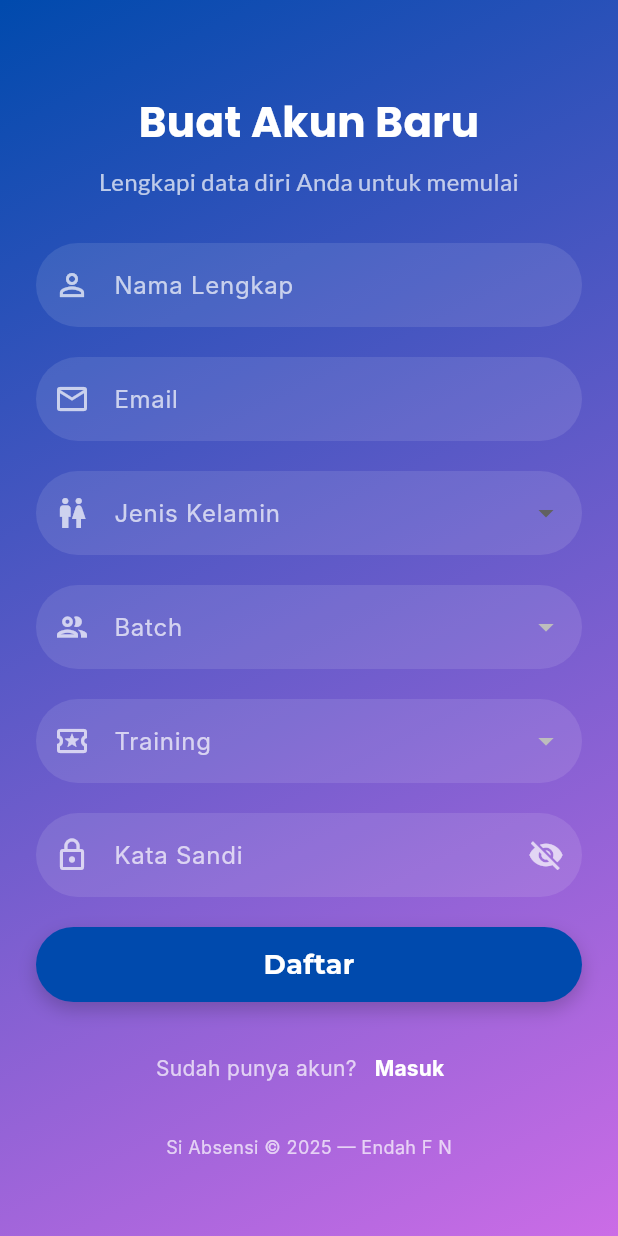
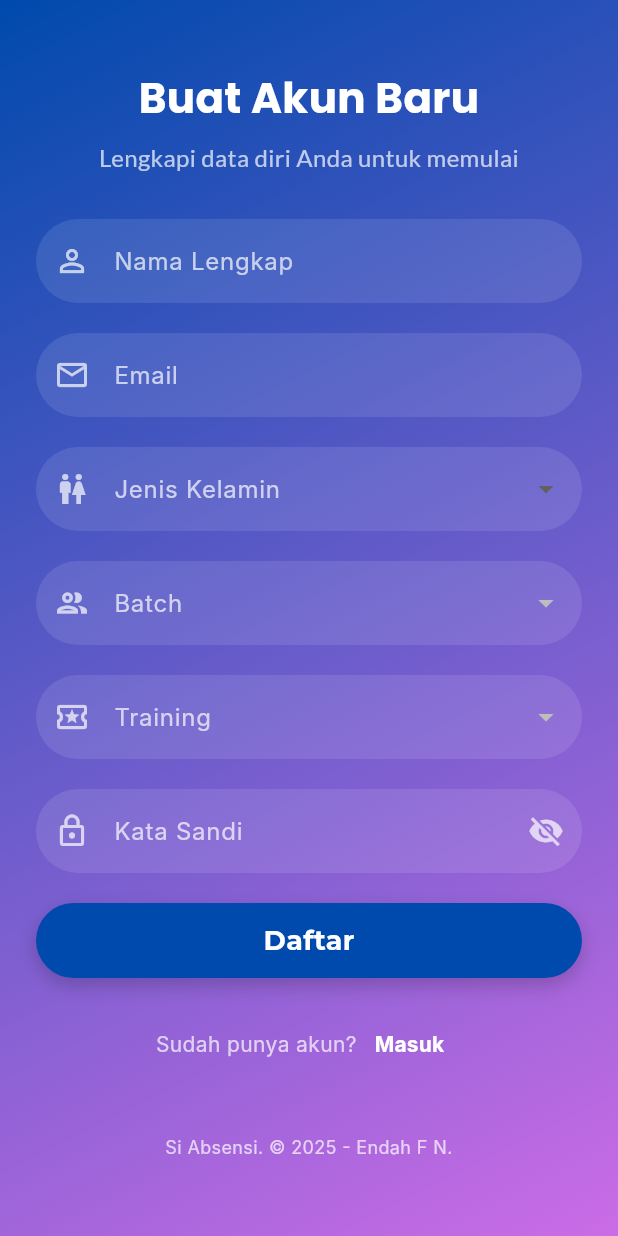
Before and after one commit to Fiindah/absensi_app_using_flutter, a Flutter app: the screen it shows after launch, after a tap on "Daftar Sekarang", on a phone screen of 412 x 824 dp. Run offline on Flutter 3.47's test engine with Material 3 defaults, Android fonts, the phone set to English and light mode, and no system bars; our stand-ins replace geocoding, geolocator, google_fonts, google_maps_flutter, image_picker, shared_preferences; accounts and stored records are empty; network calls fail; Roboto replaces fonts that are missing (Inter).

Commit message:
fix copyright

```diff
--- a/lib/copy_right.dart
+++ b/lib/copy_right.dart
@@ -1,29 +1,28 @@
 import 'package:flutter/material.dart';
 
-class CopyrightOverlay extends StatelessWidget {
+class CopyrightWidget extends StatelessWidget {
   final Color? textColor;
   final double? fontSize;
   final String appName;
   final String devName;
 
-  const CopyrightOverlay({
+  const CopyrightWidget({
     super.key,
     this.textColor,
     this.fontSize,
-    this.appName = "Si Absensi",
-    this.devName = "Endah F N",
+    this.appName = 'Si Absensi',
+    this.devName = 'Endah F N',
   });
 
   @override
   Widget build(BuildContext context) {
     final currentYear = DateTime.now().year;
-    return Positioned(
-      bottom: 10,
-      left: 0,
-      right: 0,
+    return Padding(
+      padding: const EdgeInsets.all(16.0),
       child: Center(
         child: Text(
-          '$appName © $currentYear — $devName',
+          '$appName. © $currentYear - $devName.',
+          textAlign: TextAlign.center,
           style: TextStyle(
             color: textColor ?? Colors.grey[600],
             fontSize: fontSize ?? 12.0,
--- a/lib/view/auth_page/login_page.dart
+++ b/lib/view/auth_page/login_page.dart
@@ -156,7 +156,7 @@ class _LoginPageState extends State<LoginPage> {
                           const SizedBox(height: 20.0),
                           _buildSignUpLink(),
                           const SizedBox(height: 10.0),
-                          const CopyrightOverlay(textColor: Colors.white70),
+                          const CopyrightWidget(textColor: Colors.white70),
                         ],
                       ),
                     ),
--- a/lib/view/auth_page/register_page.dart
+++ b/lib/view/auth_page/register_page.dart
@@ -205,7 +205,7 @@ class _RegisterPageState extends State<RegisterPage> {
                             const SizedBox(height: 20.0),
                             _buildLoginLink(),
                             const SizedBox(height: 20.0),
-                            const CopyrightOverlay(textColor: Colors.white70),
+                            const CopyrightWidget(textColor: Colors.white70),
 
                             // const CopyrightWidget(
                             //   appName: 'Si Absensi',
--- a/lib/view/dashboard_page.dart
+++ b/lib/view/dashboard_page.dart
@@ -495,7 +495,7 @@ class _DashboardPageState extends State<DashboardPage> {
                           ),
                         ),
                         const SizedBox(height: 24),
-                        const CopyrightOverlay(),
+                        const CopyrightWidget(),
 
                         // const CopyrightWidget(
                         //   devName: 'Si Absensi',
--- a/lib/view/profile_page/profile_page.dart
+++ b/lib/view/profile_page/profile_page.dart
@@ -376,7 +376,7 @@ class _ProfilePageState extends State<ProfilePage> {
                                   ),
                                 ),
                                 const SizedBox(height: 24),
-                                const CopyrightOverlay(),
+                                const CopyrightWidget(),
                               ],
                             ),
                           ),
--- a/lib/view/splash_screen.dart
+++ b/lib/view/splash_screen.dart
@@ -78,7 +78,8 @@ class _SplashScreenState extends State<SplashScreen>
                 height: 200,
               ),
             ),
-            const CopyrightOverlay(),
+            const Spacer(),
+            const CopyrightWidget(),
           ],
         ),
       ),
```
Also changed, not shown: 3 other files.
